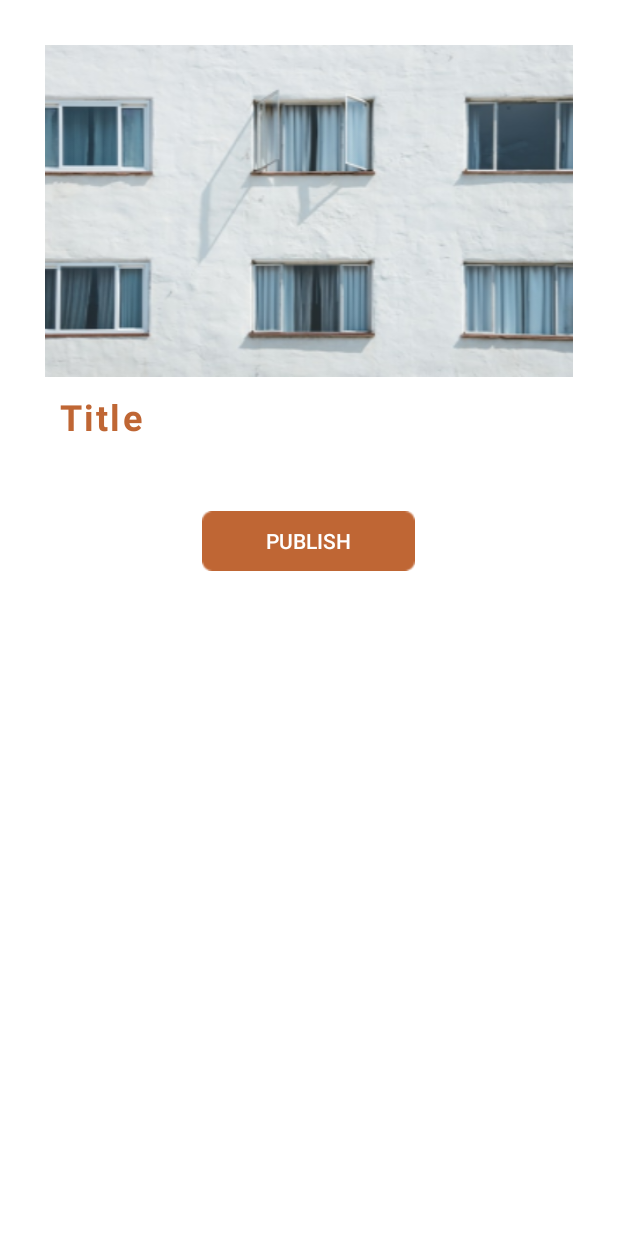
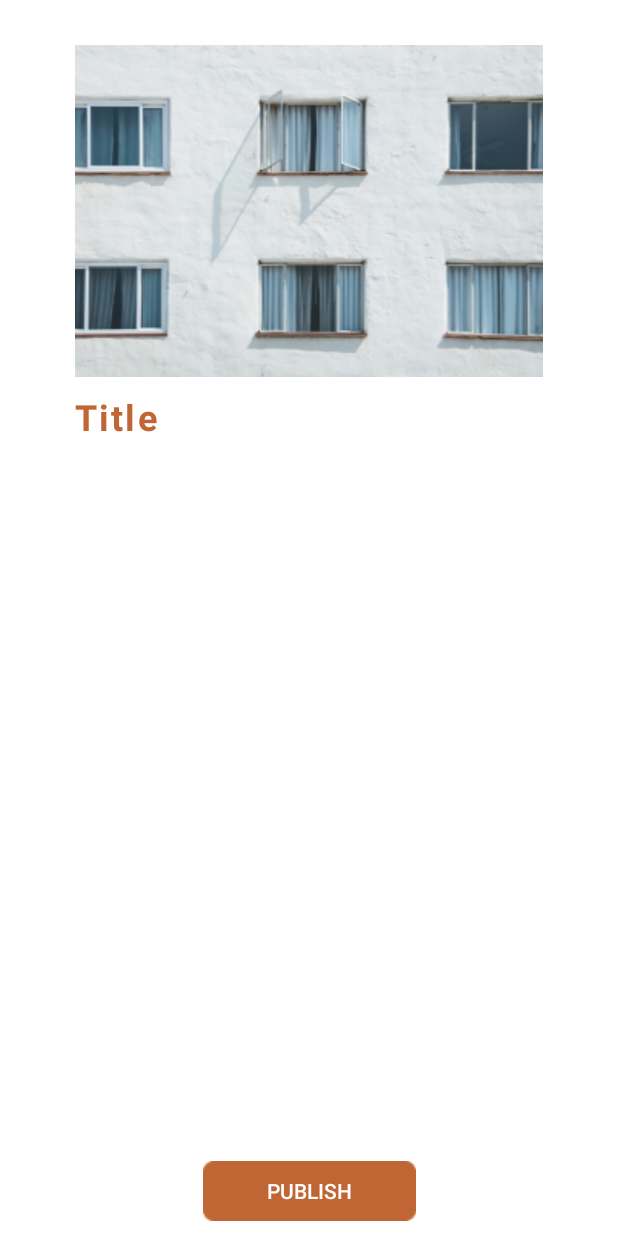
Before and after one commit to azurast/FrasaApp, an Android app: the layout fragment_before_publish.xml on its own in the app's theme, with its tools: preview values and no code run, on a phone screen of 412 x 824 dp. Run offline under Robolectric (Android 15) with nearby library versions, the phone set to English and light mode, and no system bars; Roboto replaces fonts that are not available here.

Commit message:
udah fix

```diff
--- a/app/src/main/java/com/labill/frasaapp/ui/write/Before_Publish_Fragment.java
+++ b/app/src/main/java/com/labill/frasaapp/ui/write/Before_Publish_Fragment.java
@@ -48,7 +48,7 @@ public class Before_Publish_Fragment extends Fragment {
     String[] stickers;
     Float[] xPos;
     Float[] yPos;
-    Button publish;
+    public TextView publish;
     private String id, idStory;
     private BeforePublishViewModel mViewModel;
 
@@ -124,7 +124,6 @@ public class Before_Publish_Fragment extends Fragment {
         publish.setOnClickListener(new View.OnClickListener() {
             @Override
             public void onClick(View view) {
-                Toast.makeText(getActivity(),"Yay! Your Story\nHas Been Published!", Toast.LENGTH_SHORT).show();
                 //buat save ke firebase
                 id = mAuth.getCurrentUser().getUid();
                 DocumentReference documentReference = db.collection("stories").document();
@@ -172,6 +171,8 @@ public class Before_Publish_Fragment extends Fragment {
                 fragmentTransaction.replace(R.id.bpublish, fragment);
                 fragmentTransaction.addToBackStack(null);
                 fragmentTransaction.commit();
+                Toast.makeText(getActivity(),"Yay! Your Story\nHas Been Published!", Toast.LENGTH_SHORT).show();
+
             }
         });
         return view;
--- a/app/src/main/res/layout/fragment_before_publish.xml
+++ b/app/src/main/res/layout/fragment_before_publish.xml
@@ -13,10 +13,10 @@
         android:id="@+id/text_bg"
         android:layout_width="match_parent"
         android:layout_height="match_parent"
-        android:layout_marginStart="30dp"
         android:layout_marginTop="30dp"
-        android:layout_marginEnd="30dp"
-        android:layout_marginBottom="20dp"
+        android:layout_marginBottom="60dp"
+        android:layout_marginLeft="50dp"
+        android:layout_marginRight="50dp"
         android:background="@color/white"
         app:layout_constraintBottom_toBottomOf="parent"
         app:layout_constraintEnd_toEndOf="parent"
@@ -29,15 +29,16 @@
         android:id="@+id/scroll_view"
         android:layout_width="match_parent"
         android:layout_height="match_parent"
-        android:layout_marginStart="30dp"
+        android:layout_marginLeft="50dp"
         android:layout_marginTop="30dp"
-        android:layout_marginEnd="30dp"
-        android:layout_marginBottom="80dp"
+        android:layout_marginRight="50dp"
+        android:layout_marginBottom="60dp"
         android:foregroundGravity="top"
         app:layout_constraintBottom_toBottomOf="parent"
         app:layout_constraintEnd_toEndOf="parent"
+        app:layout_constraintHorizontal_bias="0.129"
         app:layout_constraintStart_toStartOf="parent"
-        app:layout_constraintTop_toTopOf="parent">
+        app:layout_constraintVertical_bias="0.004">
 
         <LinearLayout
             android:id="@+id/linear1"
@@ -47,20 +48,16 @@
 
             <ImageView
                 android:id="@+id/cover"
-                android:layout_width="match_parent"
+                android:layout_width="312dp"
                 android:layout_height="221dp"
                 android:background="@drawable/basic"
-                android:foregroundGravity="center_horizontal"
-                android:scaleType="centerCrop"
                 android:textAppearance="@style/choose_layo" />
 
             <TextView
                 android:id="@+id/title2"
                 android:layout_width="wrap_content"
                 android:layout_height="wrap_content"
-                android:layout_marginLeft="10dp"
                 android:layout_marginTop="10dp"
-                android:layout_marginRight="10dp"
                 android:text="Title"
                 android:textAppearance="@style/choose_layo"
                 android:textStyle="bold" />
@@ -69,23 +66,23 @@
                 android:id="@+id/my_write"
                 android:layout_width="match_parent"
                 android:layout_height="match_parent"
-                android:layout_marginLeft="10dp"
                 android:layout_marginTop="20dp"
-                android:layout_marginRight="10dp"
-                android:layout_marginBottom="10dp"
                 android:textAppearance="@style/start_writi" />
+        </LinearLayout>
+    </ScrollView>
 
     <Button
         android:id="@+id/publish_button"
         android:layout_width="142dp"
         android:layout_height="40dp"
+        android:layout_marginBottom="10dp"
         android:layout_gravity="center"
-                android:layout_marginBottom="25dp"
         android:background="@drawable/group_3"
         android:gravity="center"
         android:text="Publish"
-                android:textColor="@color/white" />
-        </LinearLayout>
-    </ScrollView>
+        android:textColor="@color/white"
+        app:layout_constraintBottom_toBottomOf="parent"
+        app:layout_constraintEnd_toEndOf="parent"
+        app:layout_constraintStart_toStartOf="parent" />
 
 </androidx.constraintlayout.widget.ConstraintLayout>
```
Lines whose indentation alone changed are shown as unchanged.
